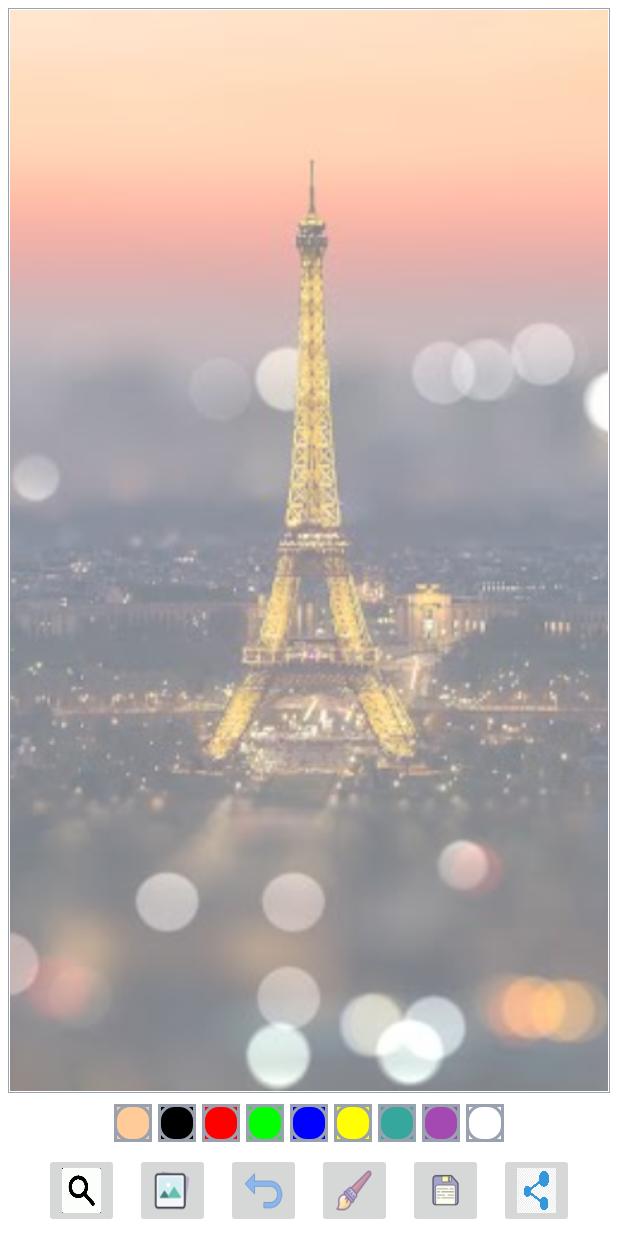
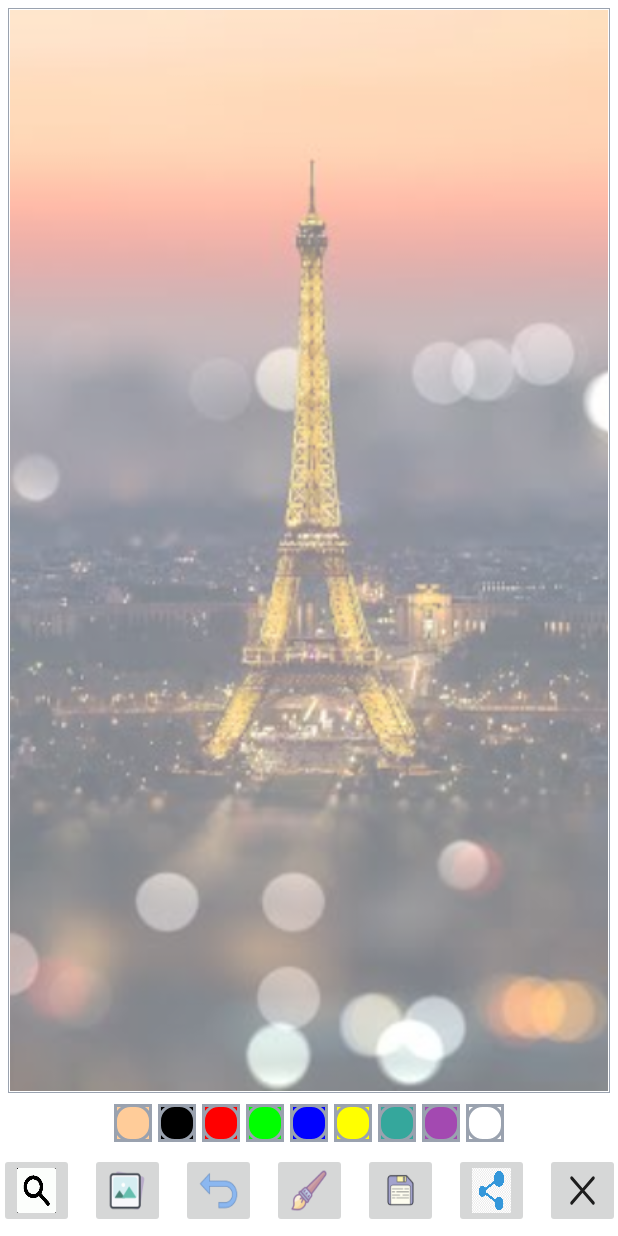
Before and after one commit to lananh223/FunnyDrawingApp, an Android app: the layout drawing_and_gallery_fragment.xml on its own in the app's theme, with its tools: preview values and no code run, on a phone screen of 412 x 824 dp. Run offline under Robolectric (Android 15) with nearby library versions, the light colour scheme and no system bars; network calls fail.

Commit message:
Update the visibility of background

```diff
--- a/app/src/main/java/com/bignerdranch/android/funnydrawingapp/Drawing/DrawingAndGallery.kt
+++ b/app/src/main/java/com/bignerdranch/android/funnydrawingapp/Drawing/DrawingAndGallery.kt
@@ -98,6 +98,10 @@ class DrawingAndGallery : Fragment() {
         }
         binding!!.shareButton.setOnClickListener{
             shareImage(result)
+        }
+
+        binding!!.resetButton.setOnClickListener {
+            removeBackground()
         }
         return binding!!.root
     }
@@ -326,6 +330,14 @@ class DrawingAndGallery : Fragment() {
         }
     }
 
+    private fun removeBackground() {
+        if (binding?.ivBackground?.visibility == View.VISIBLE) {
+            binding?.ivBackground?.visibility = View.INVISIBLE
+        } else {
+            binding?.ivBackground?.visibility = View.VISIBLE
+        }
+    }
+
     override fun onDestroyView() {
         super.onDestroyView()
         binding = null
--- /dev/null
+++ b/app/src/main/res/drawable-v24/ic_close_white_reg.xml
@@ -0,0 +1,9 @@
+<vector xmlns:android="http://schemas.android.com/apk/res/android"
+    android:width="24dp"
+    android:height="24dp"
+    android:viewportWidth="28"
+    android:viewportHeight="28">
+  <path
+      android:pathData="M22.49,21.07 L15.41,14l7.08,-7.07a1,1 0,1 0,-1.42 -1.42L14,12.59 6.93,5.51A1,1 0,0 0,5.51 6.93L12.59,14 5.51,21.07a1,1 0,1 0,1.42 1.42L14,15.41l7.07,7.08a1,1 0,1 0,1.42 -1.42Z"
+      android:fillColor="#1d1d1d"/>
+</vector>
--- a/app/src/main/res/layout/drawing_and_gallery_fragment.xml
+++ b/app/src/main/res/layout/drawing_and_gallery_fragment.xml
@@ -223,6 +223,14 @@
             android:scaleType="fitXY"
             android:layout_margin="5dp" />
 
+        <ImageButton
+            android:id="@+id/reset_button"
+            android:layout_width="50dp"
+            android:layout_height="50dp"
+            android:src="@drawable/ic_close_white_reg"
+            android:contentDescription="Reset button"
+            android:scaleType="fitXY"
+            android:layout_margin="5dp" />
     </LinearLayout>
 
 </androidx.constraintlayout.widget.ConstraintLayout>
```
